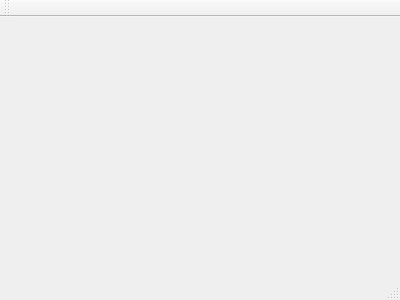
Qt form Disseminate.ui (jhanssen/Disseminate) before a commit.
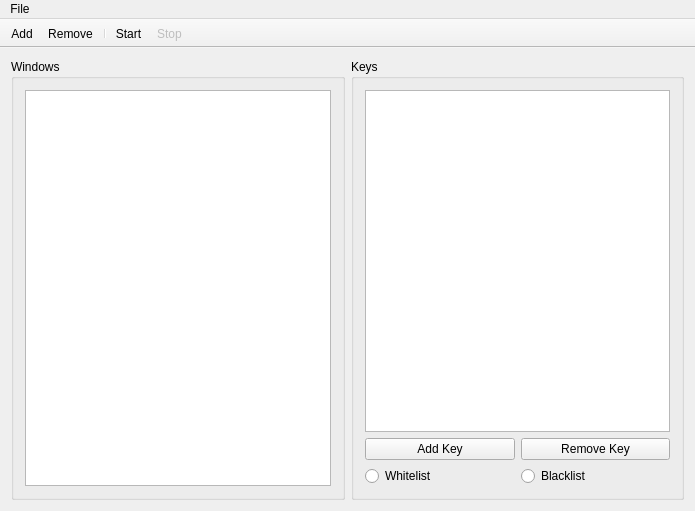
The same form after that commit. Icons and pictures are not drawn.

Patch:
```diff
--- a/Disseminate.ui
+++ b/Disseminate.ui
@@ -1,24 +1,171 @@
 <ui version="4.0">
  <class>Disseminate</class>
- <widget class="QMainWindow" name="Disseminate" >
-  <property name="geometry" >
+ <widget class="QMainWindow" name="Disseminate">
+  <property name="geometry">
    <rect>
     <x>0</x>
     <y>0</y>
-    <width>400</width>
-    <height>300</height>
+    <width>695</width>
+    <height>511</height>
    </rect>
   </property>
   <property name="windowTitle" >
    <string>Disseminate</string>
   </property>
-  <widget class="QMenuBar" name="menuBar" />
-  <widget class="QToolBar" name="mainToolBar" />
-  <widget class="QWidget" name="centralWidget" />
-  <widget class="QStatusBar" name="statusBar" />
+  <widget class="QWidget" name="centralWidget">
+   <layout class="QHBoxLayout" name="horizontalLayout_4">
+    <item>
+     <widget class="QGroupBox" name="windowGroup">
+      <property name="title">
+       <string>Windows</string>
+      </property>
+      <layout class="QHBoxLayout" name="horizontalLayout_3">
+       <item>
+        <widget class="QListWidget" name="windowList"/>
+       </item>
+      </layout>
+     </widget>
+    </item>
+    <item>
+     <widget class="QGroupBox" name="keysGroup">
+      <property name="title">
+       <string>Keys</string>
+      </property>
+      <layout class="QVBoxLayout" name="verticalLayout">
+       <item>
+        <widget class="QListWidget" name="keyList"/>
+       </item>
+       <item>
+        <layout class="QHBoxLayout" name="horizontalLayout">
+         <item>
+          <widget class="QPushButton" name="addKeyButton">
+           <property name="text">
+            <string>Add Key</string>
+           </property>
+          </widget>
+         </item>
+         <item>
+          <widget class="QPushButton" name="removeKey">
+           <property name="text">
+            <string>Remove Key</string>
+           </property>
+          </widget>
+         </item>
+        </layout>
+       </item>
+       <item>
+        <layout class="QHBoxLayout" name="horizontalLayout_2">
+         <item>
+          <widget class="QRadioButton" name="whitelistRadio">
+           <property name="text">
+            <string>Whitelist</string>
+           </property>
+          </widget>
+         </item>
+         <item>
+          <widget class="QRadioButton" name="blacklistRadio">
+           <property name="text">
+            <string>Blacklist</string>
+           </property>
+          </widget>
+         </item>
+        </layout>
+       </item>
+      </layout>
+     </widget>
+    </item>
+   </layout>
+  </widget>
+  <widget class="QMenuBar" name="menuBar">
+   <property name="geometry">
+    <rect>
+     <x>0</x>
+     <y>0</y>
+     <width>695</width>
+     <height>22</height>
+    </rect>
+   </property>
+   <widget class="QMenu" name="menuHello">
+    <property name="title">
+     <string>File</string>
+    </property>
+   </widget>
+   <addaction name="menuHello"/>
+  </widget>
+  <widget class="QToolBar" name="toolBar">
+   <property name="windowTitle">
+    <string>toolBar</string>
+   </property>
+   <property name="movable">
+    <bool>false</bool>
+   </property>
+   <attribute name="toolBarArea">
+    <enum>TopToolBarArea</enum>
+   </attribute>
+   <attribute name="toolBarBreak">
+    <bool>false</bool>
+   </attribute>
+   <addaction name="actionAdd"/>
+   <addaction name="actionRemove"/>
+   <addaction name="separator"/>
+   <addaction name="actionStart"/>
+   <addaction name="actionStop"/>
+  </widget>
+  <action name="actionAdd">
+   <property name="icon">
+    <iconset resource="icons.qrc">
+     <normaloff>:/icons/icons/ic_add_circle_black_48dp.png</normaloff>:/icons/icons/ic_add_circle_black_48dp.png</iconset>
+   </property>
+   <property name="text">
+    <string>Add</string>
+   </property>
+   <property name="toolTip">
+    <string>Add Window</string>
+   </property>
+  </action>
+  <action name="actionRemove">
+   <property name="icon">
+    <iconset resource="icons.qrc">
+     <normaloff>:/icons/icons/ic_remove_circle_black_48dp.png</normaloff>:/icons/icons/ic_remove_circle_black_48dp.png</iconset>
+   </property>
+   <property name="text">
+    <string>Remove</string>
+   </property>
+   <property name="toolTip">
+    <string>Remove Window</string>
+   </property>
+  </action>
+  <action name="actionStart">
+   <property name="icon">
+    <iconset resource="icons.qrc">
+     <normaloff>:/icons/icons/ic_fiber_manual_record_black_48dp.png</normaloff>:/icons/icons/ic_fiber_manual_record_black_48dp.png</iconset>
+   </property>
+   <property name="text">
+    <string>Start</string>
+   </property>
+   <property name="toolTip">
+    <string>Start Broadcast</string>
+   </property>
+  </action>
+  <action name="actionStop">
+   <property name="enabled">
+    <bool>false</bool>
+   </property>
+   <property name="icon">
+    <iconset resource="icons.qrc">
+     <normaloff>:/icons/icons/ic_stop_black_48dp.png</normaloff>:/icons/icons/ic_stop_black_48dp.png</iconset>
+   </property>
+   <property name="text">
+    <string>Stop</string>
+   </property>
+   <property name="toolTip">
+    <string>Stop Broadcasting</string>
+   </property>
+  </action>
  </widget>
- <layoutDefault spacing="6" margin="11" />
- <pixmapfunction></pixmapfunction>
- <resources/>
+ <layoutdefault spacing="6" margin="11"/>
+ <resources>
+  <include location="icons.qrc"/>
+ </resources>
  <connections/>
 </ui>
```
Left out of the diff: 3 changed lines with no effect on the pictures.
